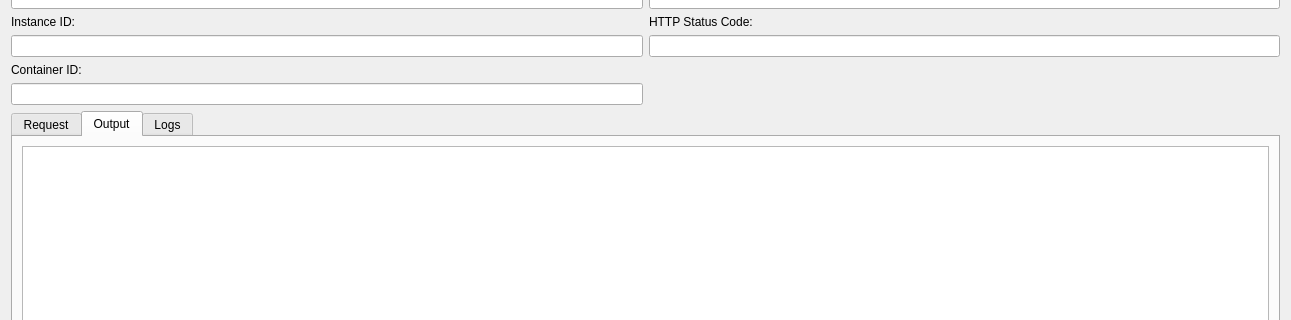
The window that src/modules/lambda/LambdaLogsDialog.ui (jensvogt/awsmock-qt-ui) describes before a commit, drawn with Qt 5; both pictures show x 0 to 1291 and y 92 to 412 of the 1291 by 659 pixel window.
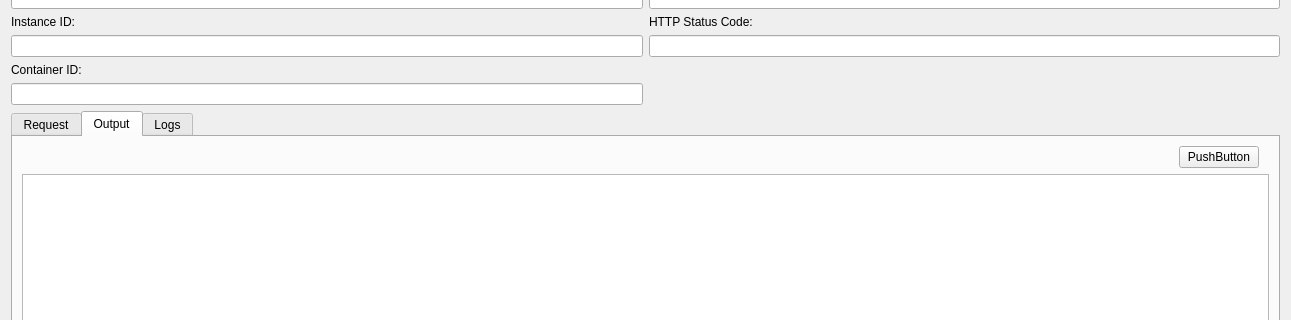
The same window after the commit. The open tabs and pages were chosen to show the change.

What changed in the file:
```diff
--- a/src/modules/lambda/LambdaLogsDialog.ui
+++ b/src/modules/lambda/LambdaLogsDialog.ui
@@ -233,6 +233,36 @@
        <property name="bottomMargin">
         <number>9</number>
        </property>
+       <item>
+        <layout class="QHBoxLayout" name="horizontalLayoutOutput">
+         <property name="leftMargin">
+          <number>5</number>
+         </property>
+         <property name="rightMargin">
+          <number>10</number>
+         </property>
+         <item>
+          <spacer name="horizontalSpacerOutput">
+           <property name="orientation">
+            <enum>Qt::Orientation::Horizontal</enum>
+           </property>
+           <property name="sizeHint" stdset="0">
+            <size>
+             <width>40</width>
+             <height>20</height>
+            </size>
+           </property>
+          </spacer>
+         </item>
+         <item>
+          <widget class="QPushButton" name="outputCopyButton">
+           <property name="text">
+            <string>PushButton</string>
+           </property>
+          </widget>
+         </item>
+        </layout>
+       </item>
        <item>
         <widget class="QTextEdit" name="outputEdit"/>
        </item>
```
Left out of the diff: 37 changed lines with no effect on the pictures.
